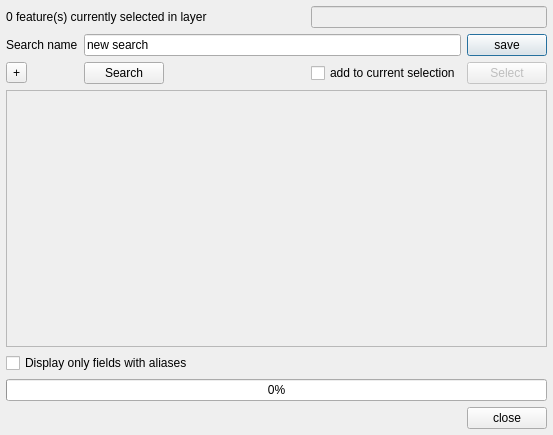
The window that ui_editsearch.ui (3nids/qsearch) describes before a commit, drawn with Qt 5.
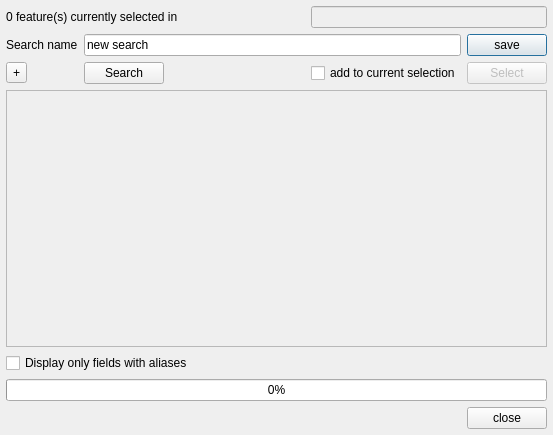
The same window after the commit.

```diff
--- a/ui_editsearch.ui
+++ b/ui_editsearch.ui
@@ -133,7 +133,7 @@
    <item row="0" column="0" colspan="3">
     <widget class="QLabel" name="label_3">
      <property name="text">
-      <string>0 feature(s) currently selected in layer</string>
+      <string>0 feature(s) currently selected in</string>
      </property>
     </widget>
    </item>
```
Left out of the diff: 8 changed lines with no effect on the pictures.
